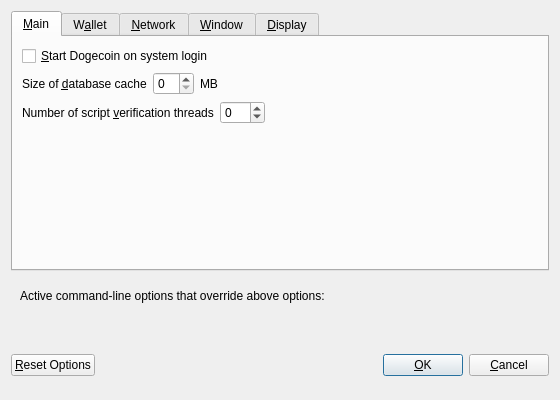
Above: src/qt/forms/optionsdialog.ui from fractalcoin/fractalcoin before the change. Below: the same form after it.
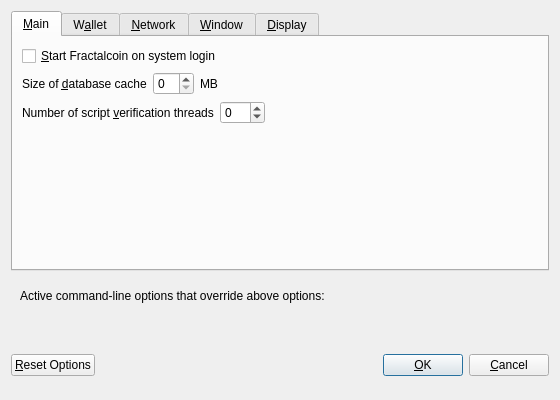
That is the form after the change. Custom widgets are drawn as their Qt base class.

Diff of the .ui file:
```diff
--- a/src/qt/forms/optionsdialog.ui
+++ b/src/qt/forms/optionsdialog.ui
@@ -33,7 +33,7 @@
           <string>Automatically start Dogecoin after logging in to the system.</string>
          </property>
          <property name="text">
-          <string>&amp;Start Dogecoin on system login</string>
+          <string>&amp;Start Fractalcoin on system login</string>
          </property>
         </widget>
        </item>
```
Left out of the diff: 10 changed lines with no effect on the pictures.
